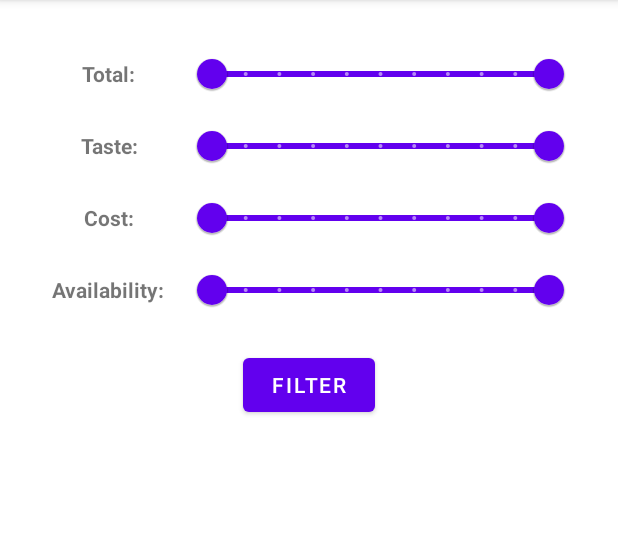
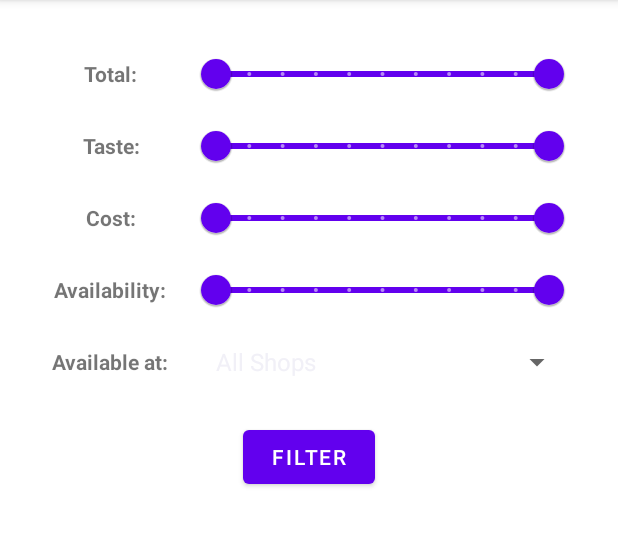
Before and after one commit to xqndi/Team_01, an Android app: the fragment FilterFragment shown on its own in the app's theme, after a tap on "FILTER", on a phone screen of 412 x 824 dp, the part 84-631 px from its top. Run offline under Robolectric (Android 15) with nearby library versions, the phone set to English and light mode, and no system bars.

Commit message:
COFFEE-017 Shop Filter [FH, TB]

```diff
--- a/app/src/main/java/at/tu/graz/coffee/model/CoffeeData.kt
+++ b/app/src/main/java/at/tu/graz/coffee/model/CoffeeData.kt
@@ -5,25 +5,25 @@ object CoffeeData {
         Coffee(1,"Caffe Crema", 9.00, "Supermarket",
             CoffeeType.NONE, 1.00,1," ",
             "spar_premium_caffe_crema" ),
-        Coffee(2,"Barista Espresso", 3.50, "Supermarket",
+        Coffee(2,"Barista Espresso", 3.50, "Amazon",
             CoffeeType.NONE, 1.00,1," ",
             "tchibo_barista_espresso" ),
-        Coffee(3,"Black and White", 5.0, "Supermarket",
+        Coffee(3,"Black and White", 5.0, "Billa",
             CoffeeType.NONE, 1.00,1," ",
             "tchibo_black_and_white" ),
-        Coffee(4,"Caffe Crema", 9.00, "Supermarket",
+        Coffee(4,"Caffe Crema", 9.00, "Spar",
             CoffeeType.NONE, 1.00,1," ",
             "spar_premium_caffe_crema"),
         Coffee(5,"Barista Espresso", 3.50, "Supermarket",
             CoffeeType.NONE, 1.00,1," ",
             "tchibo_barista_espresso" ),
-        Coffee(6,"Black and White", 5.0, "Supermarket",
+        Coffee(6,"Black and White", 5.0, "Amazon",
             CoffeeType.NONE, 1.00,1," ",
             "tchibo_black_and_white" ),
-        Coffee(7,"Caffe Crema", 9.00, "Supermarket",
+        Coffee(7,"Caffe Crema", 9.00, "Billa",
             CoffeeType.NONE, 1.00,1," ",
             "spar_premium_caffe_crema" ),
-        Coffee(8,"Barista Espresso", 3.50, "Supermarket",
+        Coffee(8,"Barista Espresso", 3.50, "Spar",
             CoffeeType.NONE, 1.00,1," ",
             "tchibo_barista_espresso" ),
         Coffee(9,"Black and White", 5.0, "Supermarket",
@@ -47,8 +47,19 @@ object CoffeeData {
         return coffeeList[0]
     }
 
+    fun getStoresOfAllCoffees() : ArrayList<String> {
+        val coffeeStores: ArrayList<String> = ArrayList()
+
+        coffees.forEach{
+            if(it.storeToBuyFrom !in coffeeStores) {
+                coffeeStores.add(it.storeToBuyFrom)
+            }
+        }
+        return coffeeStores
+    }
+
     fun filterCoffee(rangeTotal: List<Float>, rangeTaste: List<Float>, rangeCost: List<Float>,
-                     rangeAvailability: List<Float>) : List<Coffee> {
+                     rangeAvailability: List<Float>, selectedStore: String) : List<Coffee> {
         val filteredCoffees: MutableList<Coffee> = mutableListOf()
 
         coffees.forEach{
@@ -56,7 +67,9 @@ object CoffeeData {
                 it.evaluationTaste >= rangeTaste[0] && it.evaluationTaste <= rangeTaste[1] &&
                 it.evaluationCost >= rangeCost[0] && it.evaluationCost <= rangeCost[1] &&
                 it.evaluationAvailability >= rangeAvailability[0] &&
-                it.evaluationAvailability <= rangeAvailability[1]) {
+                it.evaluationAvailability <= rangeAvailability[1] &&
+                (it.storeToBuyFrom == selectedStore || selectedStore == "")) {
+
                 filteredCoffees.add(it)
             }
         }
--- a/app/src/main/java/at/tu/graz/coffee/ui/filter/FilterFragment.kt
+++ b/app/src/main/java/at/tu/graz/coffee/ui/filter/FilterFragment.kt
@@ -4,7 +4,9 @@ import android.os.Bundle
 import android.view.LayoutInflater
 import android.view.View
 import android.view.ViewGroup
+import android.widget.ArrayAdapter
 import android.widget.Button
+import android.widget.Spinner
 import androidx.fragment.app.Fragment
 import androidx.lifecycle.ViewModelProvider
 import at.tu.graz.coffee.R
@@ -39,6 +41,15 @@ class FilterFragment : Fragment() {
         sliderCost.setValues(0f, 10f)
         sliderAvailability.setValues(0f, 10f)
 
+        val dropdownAvailableAt: Spinner = view.findViewById(R.id.spinner_available_at)
+        val coffeeStores = CoffeeData.getStoresOfAllCoffees()
+
+        coffeeStores.add(0, getString(R.string.all_shops))
+
+        dropdownAvailableAt.adapter = activity?.applicationContext?.let {
+            ArrayAdapter(it, android.R.layout.simple_list_item_1, coffeeStores)
+        }
+
         val filterButton: Button = view.findViewById(R.id.btn_filter)
         filterButton.setOnClickListener {
             val rangeTotal = sliderTotal.values
@@ -46,8 +57,14 @@ class FilterFragment : Fragment() {
             val rangeCost = sliderCost.values
             val rangeAvailability = sliderAvailability.values
 
+            var selectedStore = dropdownAvailableAt.selectedItem as String
+
+            if(selectedStore == getString(R.string.all_shops)) {
+                selectedStore = ""
+            }
+
             val filteredCoffees = CoffeeData.filterCoffee(rangeTotal, rangeTaste, rangeCost,
-                rangeAvailability)
+                rangeAvailability, selectedStore)
 
             //TODO SHow Filtered-List (Should to be done in the Search-Issue
         }
--- a/app/src/main/res/layout/fragment_filter.xml
+++ b/app/src/main/res/layout/fragment_filter.xml
@@ -88,6 +88,23 @@
                         android:valueFrom="0"
                         android:valueTo="10" />
                 </TableRow>
+
+                <TableRow>
+                    <TextView
+                        android:id="@+id/lbl_store_to_buy_from"
+                        android:layout_gravity="center"
+                        android:layout_marginEnd="10dp"
+                        android:text="@string/available_at"
+                        android:textAlignment="center"
+                        android:textStyle="bold" />
+
+                    <Spinner
+                        android:id="@+id/spinner_available_at"
+                        android:layout_weight="2"
+                        android:layout_height="wrap_content" />
+
+                </TableRow>
+
             </TableLayout>
 
             <Button
--- a/app/src/main/res/values/strings.xml
+++ b/app/src/main/res/values/strings.xml
@@ -34,5 +34,6 @@
     <string name="reviews_btn">Reviews</string>
     <string name="menu_filter">Filter</string>
     <string name="filter_btn">Filter</string>
+    <string name="all_shops">All Shops</string>
 
 </resources>
```
